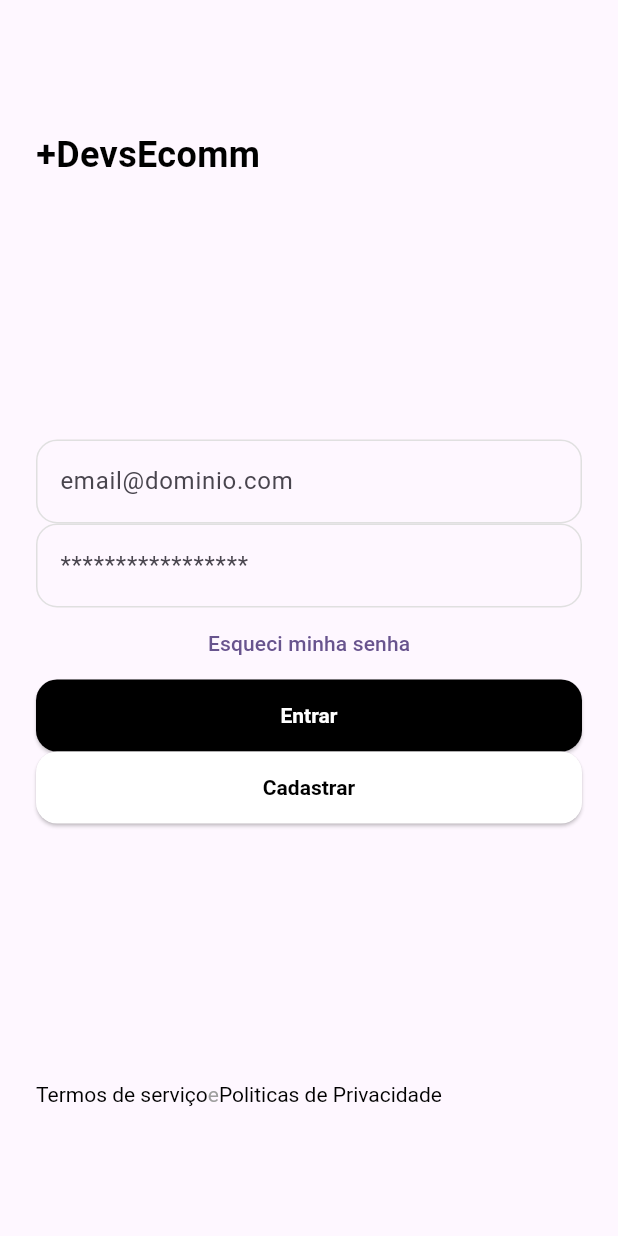
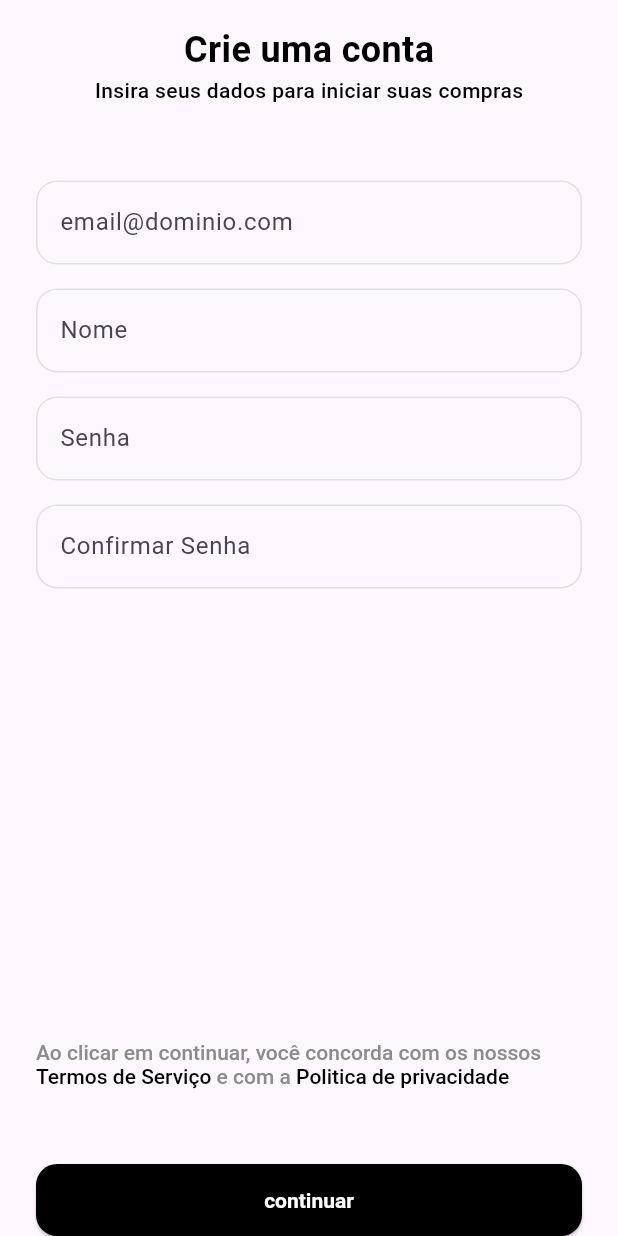
Before and after one commit to guilherme-paredes/Devs2Blu, a Flutter app: the screen it shows after launch, after a tap on "Cadastrar", on a phone screen of 412 x 824 dp. Run offline on Flutter 3.47's test engine with Material 3 defaults, Android fonts, the phone set to English and light mode, and no system bars.

Commit message:
Signup_Page finalizada

```diff
--- a/entrega_flutter/lib/main.dart
+++ b/entrega_flutter/lib/main.dart
@@ -1,4 +1,5 @@
 import 'package:entrega_flutter/pages/login_page.dart';
+import 'package:entrega_flutter/routes.dart';
 import 'package:flutter/material.dart';
 
 void main() {
@@ -11,9 +12,9 @@ class MyApp extends StatelessWidget {
   @override
   Widget build(BuildContext context) {
     return MaterialApp(
+      routes: AppRoutes.routes,
       title: 'Flutter Demo',
-      theme: ThemeData(colorScheme: .fromSeed(seedColor: Colors.deepPurple)),
-      home: LoginPage(),
+      initialRoute: LoginPage.route,
     );
   }
 }
--- /dev/null
+++ b/entrega_flutter/lib/pages/home_page.dart
@@ -0,0 +1,20 @@
+import 'package:flutter/material.dart';
+
+class HomePage extends StatefulWidget {
+  const HomePage({super.key});
+
+  static String route = '/home';
+
+  @override
+  State<HomePage> createState() => _HomePageState();
+}
+
+class _HomePageState extends State<HomePage> {
+  @override
+  Widget build(BuildContext context) {
+    return Scaffold(
+      appBar: AppBar(title: const Text('')),
+      body: Container(),
+    );
+  }
+}
--- a/entrega_flutter/lib/pages/login_page.dart
+++ b/entrega_flutter/lib/pages/login_page.dart
@@ -1,6 +1,4 @@
-import 'dart:ffi' hide Size;
-
-import 'package:entrega_flutter/shared/app_colors.dart';
+import 'package:entrega_flutter/pages/signup_page.dart';
 import 'package:entrega_flutter/shared/app_text_styles.dart';
 import 'package:entrega_flutter/shared/widgets/app_elevated_button.dart';
 import 'package:entrega_flutter/shared/widgets/app_text_field.dart';
@@ -8,6 +6,8 @@ import 'package:flutter/material.dart';
 
 class LoginPage extends StatelessWidget {
   const LoginPage({super.key});
+
+  static String route = '/login';
 
   @override
   Widget build(BuildContext context) {
@@ -24,12 +24,25 @@ class LoginPage extends StatelessWidget {
               Spacer(flex: 2),
               AppTextField(hintText: 'email@dominio.com'),
               AppTextField(hintText: '*****************'),
-              TextButton(
+              Align(
+                alignment: AlignmentGeometry.centerRight,
+                child: TextButton(
+                  onPressed: () => {},
+                  child: Text('Esqueci minha senha'),
+                ),
+              ),
+              AppElevatedButton(
                 onPressed: () => {},
-                child: Text('Esqueci minha senha'),
+                label: 'Entrar',
+                type: ButtonType.filled,
               ),
-              AppElevatedButton(label: 'Entrar', type: ButtonType.filled),
-              AppElevatedButton(label: 'Cadastrar', type: ButtonType.unfilled),
+              AppElevatedButton(
+                onPressed: () => {
+                  Navigator.pushNamed(context, SignupPage.route),
+                },
+                label: 'Cadastrar',
+                type: ButtonType.unfilled,
+              ),
               Spacer(flex: 2),
               GestureDetector(
                 onTap: () => {},
@@ -41,7 +54,7 @@ class LoginPage extends StatelessWidget {
                         style: TextStyle(color: Colors.black),
                       ),
                       TextSpan(
-                        text: 'e',
+                        text: ' e ',
                         style: TextStyle(color: Colors.grey),
                       ),
                       TextSpan(
--- /dev/null
+++ b/entrega_flutter/lib/pages/signup_page.dart
@@ -0,0 +1,79 @@
+import 'package:entrega_flutter/shared/app_text_styles.dart';
+import 'package:entrega_flutter/shared/widgets/app_elevated_button.dart';
+import 'package:entrega_flutter/shared/widgets/app_text_field.dart';
+import 'package:flutter/material.dart';
+
+class SignupPage extends StatelessWidget {
+  SignupPage({super.key});
+
+  static String route = '/signup';
+
+  final SizedBox spacerBox = SizedBox(height: 16);
+
+  @override
+  Widget build(BuildContext context) {
+    return Scaffold(
+      appBar: null,
+      body: SafeArea(
+        child: Padding(
+          padding: const EdgeInsetsGeometry.symmetric(horizontal: 24),
+          child: Column(
+            mainAxisAlignment: MainAxisAlignment.center,
+            children: [
+              spacerBox,
+              Text('Crie uma conta', style: AppTextStyles.title),
+              Text(
+                'Insira seus dados para iniciar suas compras',
+                style: AppTextStyles.smalBlack,
+              ),
+              Spacer(),
+              AppTextField(hintText: 'email@dominio.com'),
+              spacerBox,
+              AppTextField(hintText: 'Nome'),
+              spacerBox,
+              AppTextField(hintText: 'Senha'),
+              spacerBox,
+              AppTextField(hintText: 'Confirmar Senha'),
+              Spacer(flex: 6),
+              Align(
+                alignment: AlignmentGeometry.bottomCenter,
+                child: GestureDetector(
+                  onTap: () => {},
+                  child: RichText(
+                    text: TextSpan(
+                      children: [
+                        TextSpan(
+                          text:
+                              'Ao clicar em continuar, você concorda com os nossos ',
+                          style: AppTextStyles.smalMediunGrey,
+                        ),
+                        TextSpan(
+                          text: 'Termos de Serviço',
+                          style: AppTextStyles.smalBlack,
+                        ),
+                        TextSpan(
+                          text: ' e com a ',
+                          style: AppTextStyles.smalMediunGrey,
+                        ),
+                        TextSpan(
+                          text: 'Politica de privacidade',
+                          style: AppTextStyles.smalBlack,
+                        ),
+                      ],
+                    ),
+                  ),
+                ),
+              ),
+              Spacer(),
+              AppElevatedButton(
+                onPressed: () => {},
+                label: 'continuar',
+                type: ButtonType.filled,
+              ),
+            ],
+          ),
+        ),
+      ),
+    );
+  }
+}
--- /dev/null
+++ b/entrega_flutter/lib/routes.dart
@@ -0,0 +1,12 @@
+import 'package:entrega_flutter/pages/home_page.dart';
+import 'package:entrega_flutter/pages/login_page.dart';
+import 'package:entrega_flutter/pages/signup_page.dart';
+import 'package:flutter/material.dart';
+
+class AppRoutes {
+  static final Map<String, WidgetBuilder> routes = {
+    LoginPage.route: (context) => LoginPage(),
+    SignupPage.route: (context) => SignupPage(),
+    HomePage.route: (context) => HomePage(),
+  };
+}
--- a/entrega_flutter/lib/shared/app_colors.dart
+++ b/entrega_flutter/lib/shared/app_colors.dart
@@ -5,4 +5,5 @@ class AppColors {
   static const Color grey100 = Color(0xFFE0E0E0);
   static const Color errorRed = Colors.red;
   static const Color white = Color.fromARGB(255, 255, 255, 255);
+  static const Color grey140 = Color.fromARGB(255, 140, 140, 140);
 }
--- a/entrega_flutter/lib/shared/app_text_styles.dart
+++ b/entrega_flutter/lib/shared/app_text_styles.dart
@@ -11,4 +11,12 @@ class AppTextStyles {
     color: AppColors.black,
     fontWeight: FontWeight.bold,
   );
+  static const TextStyle smalBlack = TextStyle(
+    color: AppColors.black,
+    fontWeight: FontWeight.w500,
+  );
+  static const TextStyle smalMediunGrey = TextStyle(
+    color: AppColors.grey140,
+    fontWeight: FontWeight.w500,
+  );
 }
--- a/entrega_flutter/lib/shared/widgets/app_elevated_button.dart
+++ b/entrega_flutter/lib/shared/widgets/app_elevated_button.dart
@@ -5,17 +5,21 @@ import 'package:flutter/material.dart';
 enum ButtonType { filled, unfilled }
 
 class AppElevatedButton extends StatelessWidget {
-  const AppElevatedButton({super.key, required this.label, required this.type});
+  const AppElevatedButton({
+    super.key,
+    required this.label,
+    required this.type,
+    this.onPressed,
+  });
 
   final String label;
   final ButtonType type;
-  @override
-  Widget build(BuildContext context) {
-    return ElevatedButton(
-      onPressed: () => {},
-      child: Text(label),
-      style: type == ButtonType.filled
-          ? ElevatedButton.styleFrom(
+  final void Function()? onPressed;
+
+  ButtonStyle _getStyle() {
+    switch (type) {
+      case ButtonType.filled:
+        return ElevatedButton.styleFrom(
           minimumSize: Size.fromHeight(48),
           foregroundColor: AppColors.white,
           backgroundColor: AppColors.black,
@@ -23,8 +27,9 @@ class AppElevatedButton extends StatelessWidget {
           shape: RoundedRectangleBorder(
             borderRadius: BorderRadiusGeometry.circular(14),
           ),
-            )
-          : ElevatedButton.styleFrom(
+        );
+      case ButtonType.unfilled:
+        return ElevatedButton.styleFrom(
           minimumSize: Size.fromHeight(48),
           foregroundColor: AppColors.black,
           backgroundColor: AppColors.white,
@@ -32,7 +37,16 @@ class AppElevatedButton extends StatelessWidget {
           shape: RoundedRectangleBorder(
             borderRadius: BorderRadiusGeometry.circular(14),
           ),
-            ),
         );
     }
   }
+
+  @override
+  Widget build(BuildContext context) {
+    return ElevatedButton(
+      onPressed: onPressed,
+      style: _getStyle(),
+      child: Text(label),
+    );
+  }
+}
--- a/entrega_flutter/lib/shared/widgets/app_text_field.dart
+++ b/entrega_flutter/lib/shared/widgets/app_text_field.dart
@@ -2,13 +2,16 @@ import 'package:entrega_flutter/shared/app_colors.dart';
 import 'package:flutter/material.dart';
 
 class AppTextField extends StatelessWidget {
-  const AppTextField({super.key, required this.hintText});
+  AppTextField({super.key, required this.hintText, this.padding});
 
   final String hintText;
+  final EdgeInsetsGeometry? padding;
 
   @override
   Widget build(BuildContext context) {
-    return TextField(
+    return Padding(
+      padding: padding ?? const EdgeInsets.all(0.0),
+      child: TextField(
         decoration: InputDecoration(
           // suffixIcon: Icon(Icons.visibility),
           // fillColor: AppColors.black,
@@ -30,6 +33,7 @@ class AppTextField extends StatelessWidget {
             borderSide: BorderSide(color: AppColors.errorRed),
           ),
         ),
+      ),
     );
   }
 }
```
Lines whose indentation alone changed are shown as unchanged.
